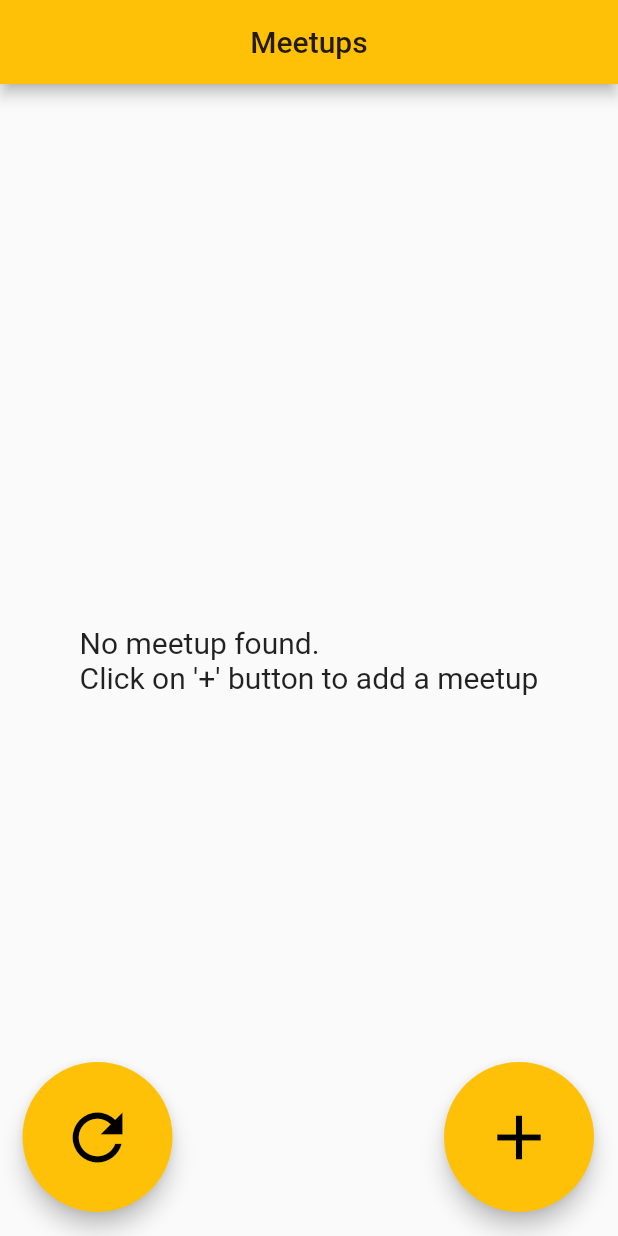
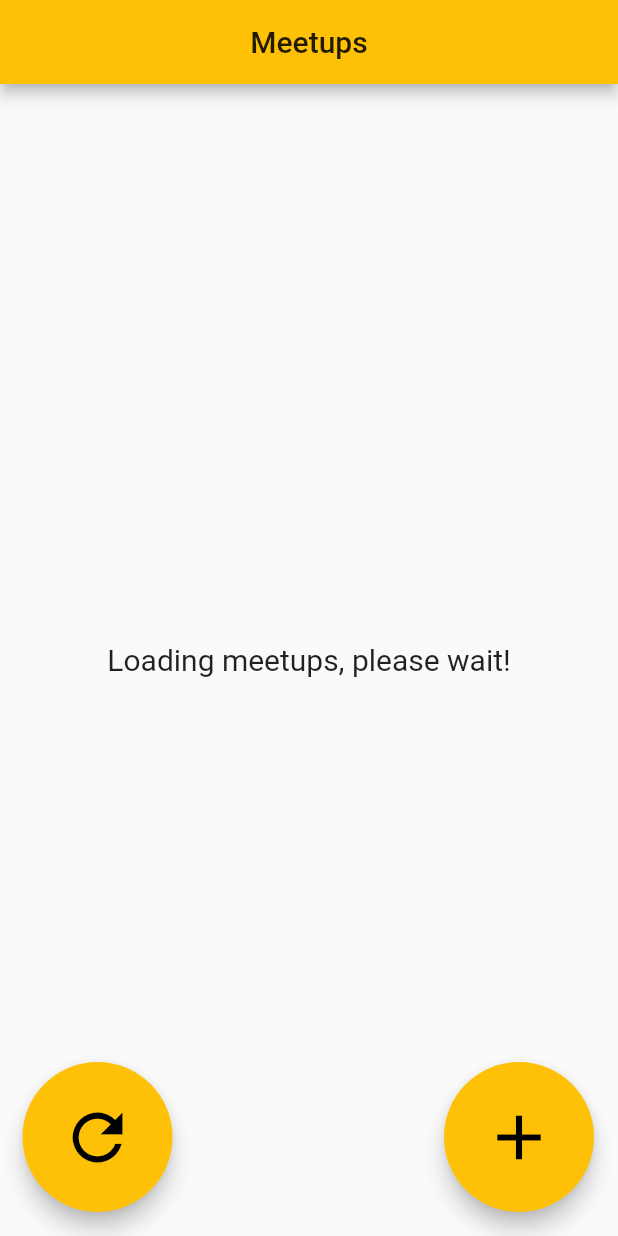
Before and after one commit to BrainHack2021-Hackuna-Matata/app-mobile, a Flutter app: the MeetupListScreen screen opened by its route, on a phone screen of 412 x 824 dp. Run offline on Flutter 3.47's test engine with Material 2 defaults, Android fonts, the phone set to English and light mode, and no system bars; our stand-ins replace datetime_picker_formfield, google_maps_flutter, timer_count_down; network calls fail.

Commit message:
Update content in Invalid Postal Codde Dialog

```diff
--- a/lib/screens/authScreen/registerScreen.dart
+++ b/lib/screens/authScreen/registerScreen.dart
@@ -55,13 +55,13 @@ class _RegisterScreenState extends State<RegisterScreen> {
           context: context,
           builder: (BuildContext context) => AlertDialog(
                   title: const Text(
-                    'Re-confirm',
+                    'Invalid Postal Code',
                     style: TextStyle(
                       fontSize: 25,
                     ),
                   ),
                   content: const Text(
-                    'Please ensure the postal code you have entered is a correct one.',
+                    'Please ensure that the postal code you have entered is a correct one.',
                     style: TextStyle(
                       fontSize: 25,
                     ),
--- a/lib/screens/meetupScreen/meetupListScreen.dart
+++ b/lib/screens/meetupScreen/meetupListScreen.dart
@@ -94,7 +94,7 @@ class _MeetupListScreenState extends State<MeetupListScreen> {
             )
           : Center(
               child: Text(
-                "No meetup found.\nClick on '+' button to add a meetup",
+                "Loading meetups, please wait!",
                 style: TextStyle(fontSize: 20),
               ),
             ),
```
